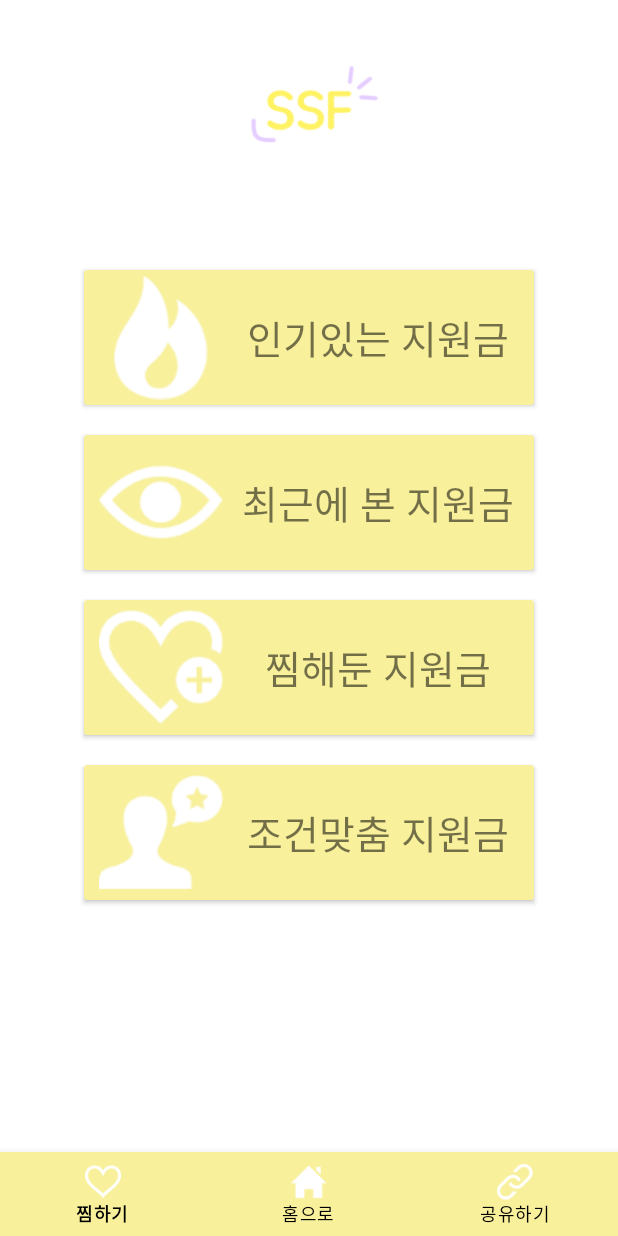
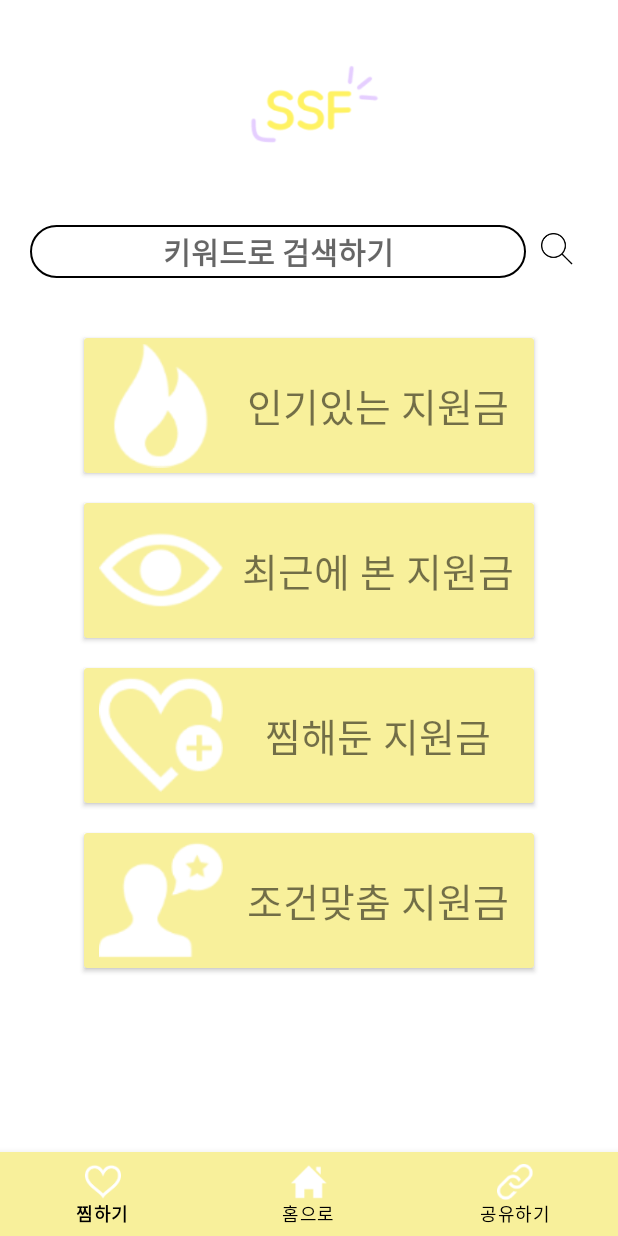
Before and after one commit to wjdwns/SSF, an Android app: the MainActivity screen opened directly, with no data from a screen before it, on a phone screen of 412 x 824 dp. Run offline under Robolectric (Android 15) with nearby library versions, the phone set to English and light mode, and no system bars.

Commit message:
키워드 검색창 만들었는데 마음에 들지 않음

```diff
--- /dev/null
+++ b/app/src/main/res/drawable/edge.xml
@@ -0,0 +1,13 @@
+<?xml version="1.0" encoding="utf-8"?>
+<shape xmlns:android="http://schemas.android.com/apk/res/android">
+    <solid android:color="#ffffff"/>
+    <stroke
+        android:width="1sp"
+        android:color="#000000"
+        />
+    <corners
+        android:radius="20dp"/>
+    <padding
+        android:left="32dp"
+        android:right="32dp"/>
+</shape>
--- a/app/src/main/res/layout/activity_main.xml
+++ b/app/src/main/res/layout/activity_main.xml
@@ -24,6 +24,30 @@
                 android:adjustViewBounds="true"
                 android:maxWidth="140dp"
                 android:maxHeight="140dp"/>
+            <LinearLayout
+                android:layout_width="match_parent"
+                android:layout_height="wrap_content"
+                android:orientation="horizontal"
+                android:layout_marginLeft="20dp"
+                android:layout_marginRight="20dp"
+                android:layout_marginTop="10dp">
+            <TextView
+                android:layout_width="0dp"
+                android:layout_height="35dp"
+                android:layout_weight="8"
+                android:hint="키워드로 검색하기"
+                android:background="@drawable/edge"
+                android:textStyle="bold"
+                android:textSize="20sp"
+                android:layout_gravity="center"
+                android:gravity="center"/>
+                <ImageView
+                    android:layout_width="0dp"
+                    android:layout_height="wrap_content"
+                    android:layout_weight="1"
+                    android:src="@drawable/icon_search"
+                    android:layout_marginTop="5dp"/>
+            </LinearLayout>
             <androidx.cardview.widget.CardView
                 android:id="@+id/cardview_1"
                 android:layout_width="300dp"
```
